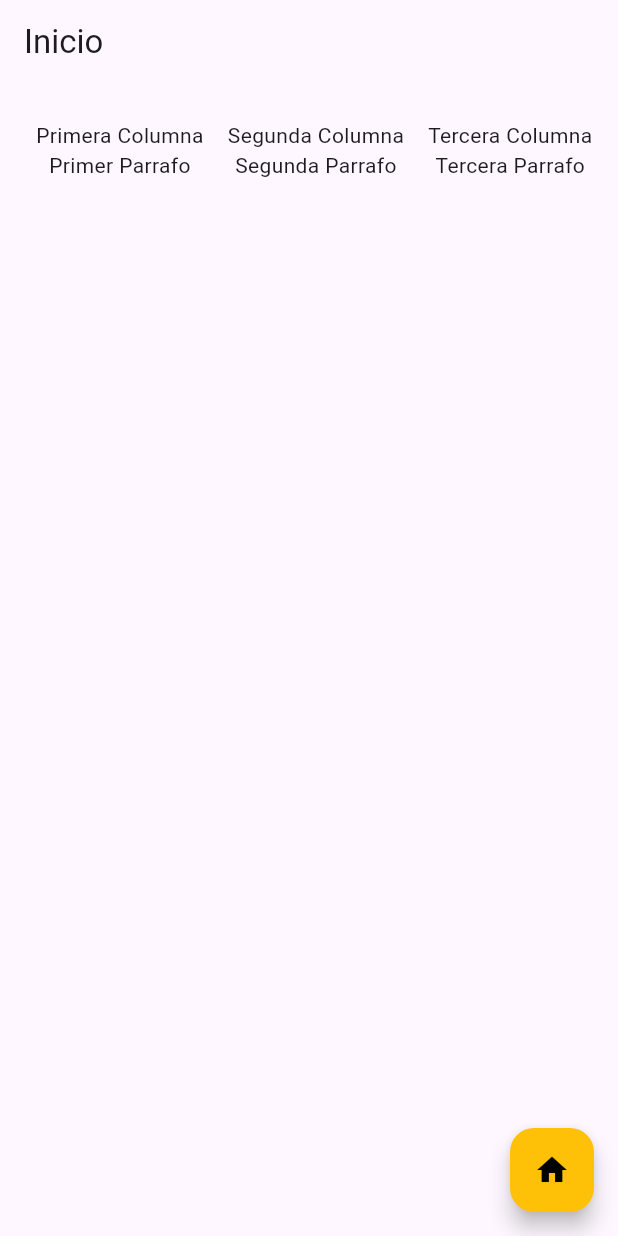
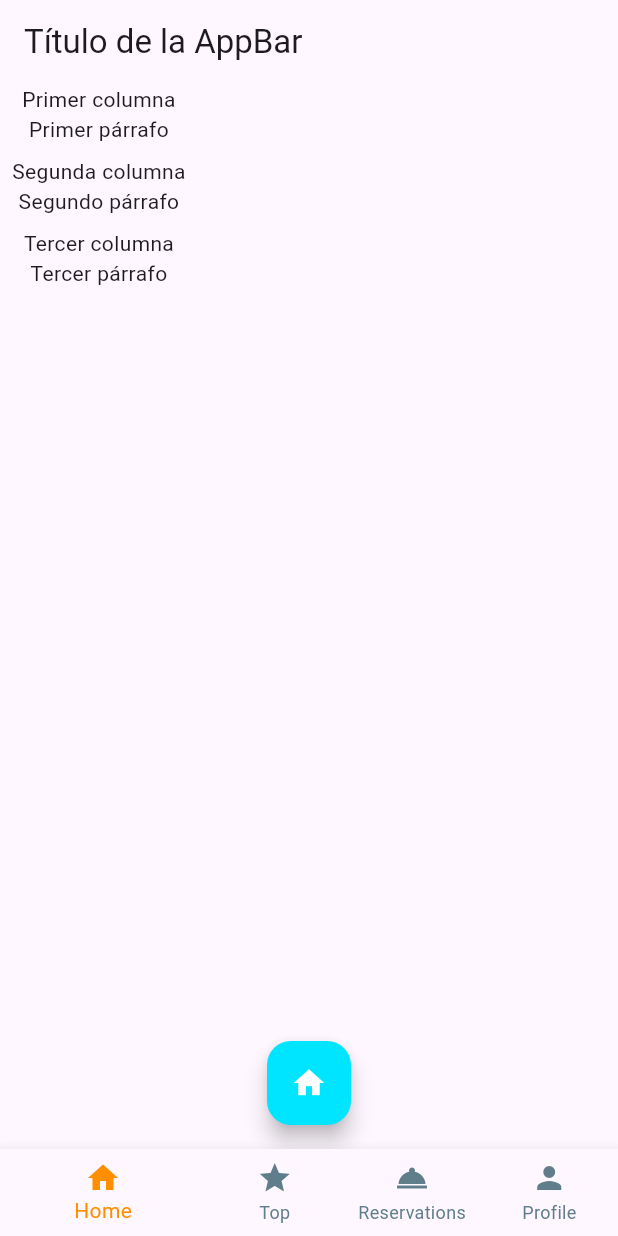
Before and after one commit to MarioElDestructorXD/Flutter_Activity, a Flutter app: the screen it shows after launch, after a tap on the "home" icon, on a phone screen of 412 x 824 dp. Run offline on Flutter 3.47's test engine with Material 3 defaults, Android fonts, the phone set to English and light mode, and no system bars.

Commit message:
Segundo_Commit

```diff
--- a/lib/main.dart
+++ b/lib/main.dart
@@ -1,13 +1,18 @@
 import 'package:flutter/material.dart';
+import 'package:learning_b/navegation/navigation.dart';
+import 'package:learning_b/navegation/pofile.dart';
+import 'package:learning_b/navegation/reservations.dart';
+import 'package:learning_b/navegation/top.dart';
+import 'package:learning_b/widgets/SplashScreen.dart';
 import 'package:learning_b/widgets/home.dart';
-import 'package:learning_b/widgets/splash_screen.dart';
+
+//import 'package:learning1/widgets/home.dart';
 
 void main() {
   runApp(const MainApp());
 }
 
-// flutter pub get *Para obtener las dependencias*
-
+//flutter pub get
 class MainApp extends StatelessWidget {
   const MainApp({super.key});
 
@@ -18,7 +23,11 @@ class MainApp extends StatelessWidget {
       initialRoute: '/',
       routes: {
         '/': (context) => const SplashScreen(),
-        '/home': (context) => const Home()
+        '/menu': (context) => const Navigation(),
+        '/home': (context) => const Home(),
+        '/profile': (context) => const Profile(),
+        '/reservations': (context) => const Reservations(),
+        '/top': (context) => const Top(),
       },
     );
   }
--- /dev/null
+++ b/lib/navegation/home.dart
@@ -0,0 +1,22 @@
+import 'package:flutter/material.dart';
+
+class Home extends StatelessWidget {
+  const Home({super.key});
+
+  @override
+  Widget build(BuildContext context) {
+    return Scaffold(
+      appBar: AppBar(
+        title: const Text('Inicio'),
+      ),
+      body: const Center(child: Text("Inicio"),),
+      floatingActionButton: FloatingActionButton(
+        onPressed: () => Navigator.pushNamed(context, '/top'),
+        backgroundColor: Colors.cyanAccent[400],
+        foregroundColor: Colors.white,
+        child: const Icon(Icons.home),
+      ),
+      floatingActionButtonLocation: FloatingActionButtonLocation.centerFloat,
+    );
+  }
+}
--- /dev/null
+++ b/lib/navegation/navigation.dart
@@ -0,0 +1,60 @@
+import 'package:flutter/material.dart';
+import 'package:learning_b/navegation/pofile.dart';
+import 'package:learning_b/navegation/reservations.dart';
+import 'package:learning_b/navegation/top.dart';
+import 'package:learning_b/widgets/home.dart';
+
+class Navigation extends StatefulWidget {
+  const Navigation({super.key});
+
+  @override
+  State<Navigation> createState() => _NavigationState();
+}
+
+class _NavigationState extends State<Navigation> {
+  int _selectedIndex = 0;
+  static const List<Widget> _widgetOptions = <Widget>[
+    Home(),
+    Top(),
+    Reservations(),
+    Profile(),
+  ];
+
+  void _onItemTapped(int index) {
+    setState(() {
+      _selectedIndex = index;
+    });
+  }
+
+  @override
+  Widget build(BuildContext context) {
+    return Scaffold(
+      body: _widgetOptions.elementAt(_selectedIndex),
+      bottomNavigationBar: BottomNavigationBar(
+        items: const <BottomNavigationBarItem>[
+          BottomNavigationBarItem(
+            icon: Icon(Icons.home),
+            label: 'Home',
+          ),
+          BottomNavigationBarItem(
+            icon: Icon(Icons.star),
+            label: 'Top',
+          ),
+          BottomNavigationBarItem(
+            icon: Icon(Icons.room_service),
+            label: 'Reservations',
+          ),
+          BottomNavigationBarItem(
+            icon: Icon(Icons.person),
+            label: 'Profile',
+          ),
+        ],
+        currentIndex: _selectedIndex,
+        selectedItemColor: Colors.amber[800],
+        unselectedItemColor: Colors.blueGrey,
+        showUnselectedLabels: true,
+        onTap: _onItemTapped,
+      ),
+    );
+  }
+}
--- /dev/null
+++ b/lib/navegation/reservations.dart
@@ -0,0 +1,22 @@
+import 'package:flutter/material.dart';
+
+class Reservations extends StatelessWidget {
+  const Reservations({super.key});
+
+  @override
+  Widget build(BuildContext context) {
+    return Scaffold(
+      appBar: AppBar(
+        title: const Text('Reservaciones'),
+      ),
+      body: const Center(child: Text("Reservaciones"),),
+      floatingActionButton: FloatingActionButton(
+        onPressed: () => Navigator.pushNamed(context, '/profile'),
+        backgroundColor: Colors.cyanAccent[400],
+        foregroundColor: Colors.white,
+        child: const Icon(Icons.home),
+      ),
+      floatingActionButtonLocation: FloatingActionButtonLocation.centerFloat,
+    );
+  }
+}
--- /dev/null
+++ b/lib/navegation/top.dart
@@ -0,0 +1,22 @@
+import 'package:flutter/material.dart';
+
+class Top extends StatelessWidget {
+  const Top({super.key});
+
+  @override
+  Widget build(BuildContext context) {
+    return Scaffold(
+      appBar: AppBar(
+        title: const Text('Top 5'),
+      ),
+      body: const Center(child: Text("Top 5"),),
+      floatingActionButton: FloatingActionButton(
+        onPressed: () => Navigator.pushNamed(context, '/reservations'),
+        backgroundColor: Colors.cyanAccent[400],
+        foregroundColor: Colors.white,
+        child: const Icon(Icons.home),
+      ),
+      floatingActionButtonLocation: FloatingActionButtonLocation.centerFloat,
+    );
+  }
+}
--- /dev/null
+++ b/lib/widgets/SplashScreen.dart
@@ -0,0 +1,29 @@
+import 'package:flutter/material.dart';
+//import 'package:learning1/widgets/home.dart';
+
+class SplashScreen extends StatefulWidget {
+  const SplashScreen({super.key});
+
+  @override
+  State<SplashScreen> createState() => _SplashScreenState();
+}
+
+class _SplashScreenState extends State<SplashScreen> {
+
+  @override
+  void initState() {
+    super.initState();
+    Future.delayed(const Duration(seconds: 3),(){
+      Navigator.pushReplacementNamed(context, '/menu');
+    });
+  }
+  @override
+  Widget build(BuildContext context) {
+    return Scaffold(
+      backgroundColor: Colors.brown[400],
+      body: Center(
+        child: Image.asset('assets/logo.png', width: 200, height: 200,),
+      ),
+    );
+  }
+}
--- a/lib/widgets/content_column.dart
+++ b/lib/widgets/content_column.dart
@@ -3,19 +3,19 @@ import 'package:flutter/material.dart';
 class ContentColumn extends StatelessWidget {
   final String title;
   final String text;
-
-  const ContentColumn({super.key, required this.title, required this.text});
+  const ContentColumn({
+    super.key,
+    required this.title,
+    required this.text,
+  });
 
   @override
   Widget build(BuildContext context) {
-    return  Padding(
-      padding: const EdgeInsets.all(8.0),
-      child: Column(
-        children: [
-          Text(title),
-          Text(text),
-        ],
-      ),
+    return Column(
+      children: [
+        Text(title),
+        Text(text),
+      ],
     );
   }
 }
--- a/lib/widgets/home.dart
+++ b/lib/widgets/home.dart
@@ -1,34 +1,41 @@
 import 'package:flutter/material.dart';
-import 'package:learning_b/widgets/content_column.dart';
+import 'content_column.dart';
 
 class Home extends StatelessWidget {
-  const Home({
-    super.key,
-  });
+  const Home({super.key});
 
   @override
   Widget build(BuildContext context) {
     return Scaffold(
       appBar: AppBar(
-        title: const Text("Inicio"),
+        title: const Text('Título de la AppBar'),
       ),
-      body: const Padding(
-        padding: EdgeInsets.all(16.0),
-        child: Row(
-          children: [
-            ContentColumn(title: 'Primera Columna', text: 'Primer Parrafo',),
-            ContentColumn(title: 'Segunda Columna', text: 'Segunda Parrafo',),
-            ContentColumn(title: 'Tercera Columna', text: 'Tercera Parrafo',),
-          ],
-        ),
+      body: const Column(
+        children: [
+          ContentColumn(
+            title: 'Primer columna',
+            text: 'Primer párrafo',
+          ),
+          Padding(
+            padding: EdgeInsets.all(8.0),
+            child: ContentColumn(
+              title: 'Segunda columna',
+              text: 'Segundo párrafo',
+            ),
+          ),
+          ContentColumn(
+            title: 'Tercer columna',
+            text: 'Tercer párrafo',
+          ),
+        ],
       ),
-      // ignore: avoid_print
-      floatingActionButton: FloatingActionButton(onPressed: () => print("Clic"),
-      backgroundColor: Colors.amber,
-      foregroundColor: Colors.black,
-      child: const Icon(Icons.home),
+      floatingActionButton: FloatingActionButton(
+        onPressed: () => print("Click"),
+        backgroundColor: Colors.cyanAccent[400],
+        foregroundColor: Colors.white,
+        child: const Icon(Icons.home),
       ),
-      floatingActionButtonLocation: FloatingActionButtonLocation.endFloat,
+      floatingActionButtonLocation: FloatingActionButtonLocation.centerFloat,
     );
   }
 }
```
Also changed, not shown: lib/navegation/pofile.dart (added, +73 -0 lines).
